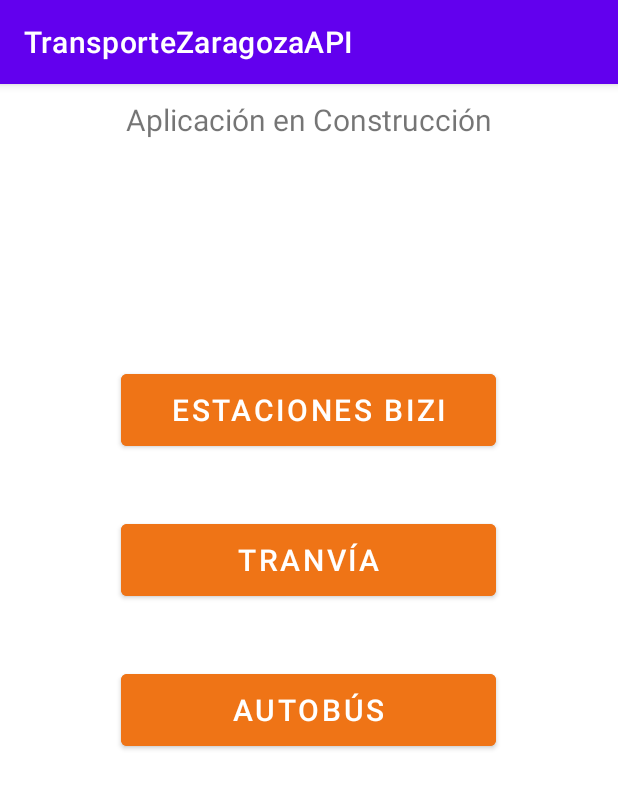
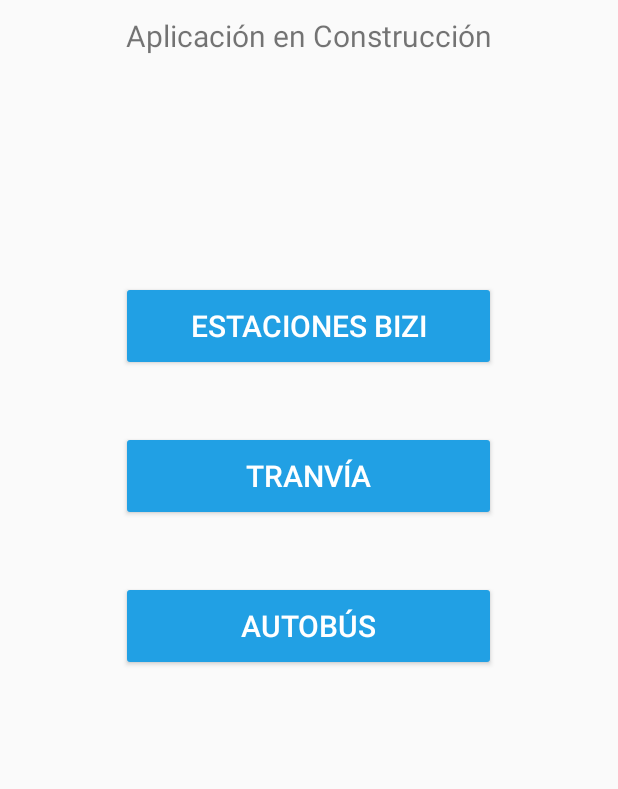
Before and after one commit to scalahorra/urbano-zaragoza-api-java, an Android app: the screen it shows after launch (MainActivity), on a phone screen of 412 x 824 dp. Shown: the top 789 px of the screen. Run offline under Robolectric (Android 15) with nearby library versions, the phone set to English and light mode, and no system bars.

Commit message:
Mejora diseño botones y detalles

```diff
--- a/app/src/main/AndroidManifest.xml
+++ b/app/src/main/AndroidManifest.xml
@@ -10,7 +10,7 @@
         android:label="@string/app_name"
         android:roundIcon="@mipmap/ic_launcher_round"
         android:supportsRtl="true"
-        android:theme="@style/Theme.TransporteZaragozaAPI">
+        android:theme="@style/Theme.AppCompat.DayNight.NoActionBar">
         <activity
             android:name=".bizi.BiziExtendidaActivity"
             android:exported="true" />
--- a/app/src/main/res/layout/activity_main.xml
+++ b/app/src/main/res/layout/activity_main.xml
@@ -36,9 +36,10 @@
                 android:id="@+id/btn_irBicicletas"
                 android:layout_width="250dp"
                 android:layout_height="60dp"
-                android:backgroundTint="#EF7416"
+                android:backgroundTint="@color/cool_blue"
                 android:onClick="irBizi"
                 android:text="@string/btn_irBicicletas"
+                android:textColor="#FFFFFF"
                 android:textSize="20sp" />
         </TableRow>
 
@@ -52,8 +53,9 @@
                 android:id="@+id/btn_tranvia"
                 android:layout_width="250dp"
                 android:layout_height="60dp"
-                android:backgroundTint="@color/orange"
+                android:backgroundTint="@color/cool_blue"
                 android:text="@string/btn_tranvia"
+                android:textColor="#FFFFFF"
                 android:textSize="20sp" />
         </TableRow>
 
@@ -67,9 +69,10 @@
                 android:id="@+id/btn_bus"
                 android:layout_width="250dp"
                 android:layout_height="60dp"
-                android:backgroundTint="@color/orange"
+                android:backgroundTint="@color/cool_blue"
                 android:text="@string/btn_bus"
-                android:textSize="20sp"/>
+                android:textColor="#FFFFFF"
+                android:textSize="20sp" />
         </TableRow>
 
     </TableLayout>
--- a/app/src/main/res/values/colors.xml
+++ b/app/src/main/res/values/colors.xml
@@ -9,4 +9,5 @@
     <color name="white">#FFFFFFFF</color>
     <color name="blue">#3848D6</color>
     <color name="orange">#EF7416</color>
+    <color name="cool_blue">#21A0E4</color>
 </resources>
--- a/app/src/main/res/values/strings.xml
+++ b/app/src/main/res/values/strings.xml
@@ -1,5 +1,5 @@
 <resources>
-    <string name="app_name">TransporteZaragozaAPI</string>
+    <string name="app_name">Transportes de Zaragoza</string>
     <string name="tv_titleMain">Aplicación en Construcción</string>
     <string name="tv_titleBizi">Título estación</string>
     <string name="btn_irBicicletas">Estaciones Bizi</string>
@@ -9,4 +9,7 @@
     <string name="tv_ultimaActualizacionExtendida">Última actualización</string>
     <string name="btn_tranvia">Tranvía</string>
     <string name="btn_bus">Autobús</string>
+    <string name="tv_prev_bicisDisponibles">Bicicletas Disponibles:</string>
+    <string name="tv_prev_anclajesDisponibles">Anclajes Disponibles:</string>
+    <string name="tv_prev_id">ID:</string>
 </resources>
```
Also changed, not shown: app/src/main/res/layout/activity_bizi_extendida.xml (+37 -5 lines).
